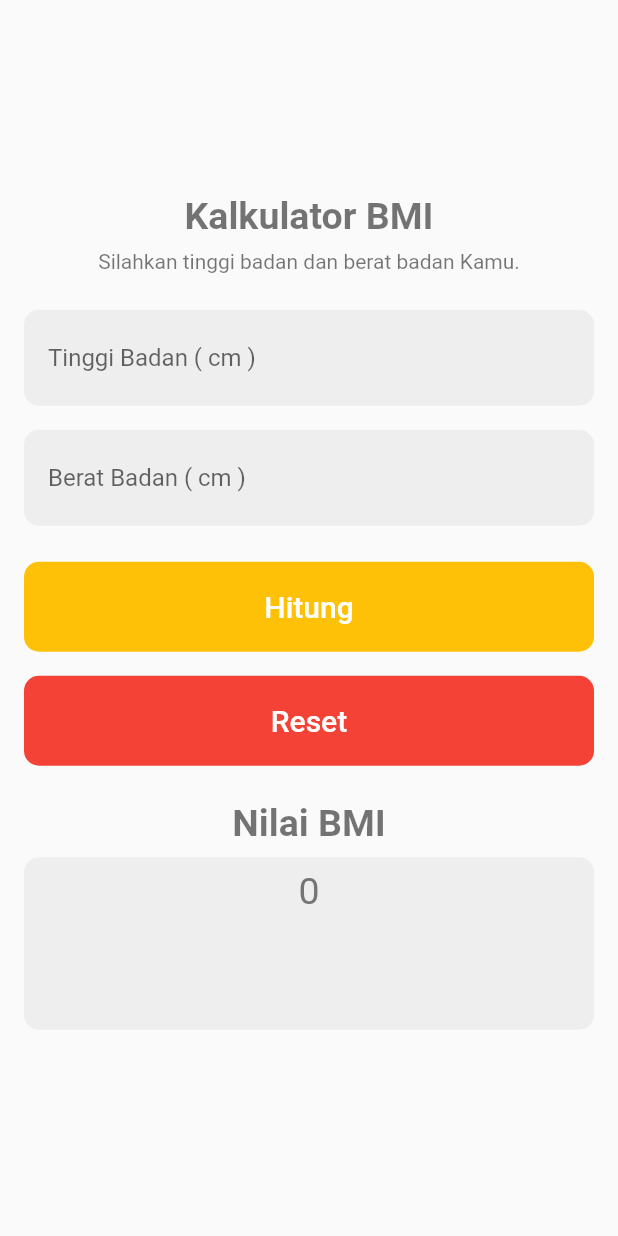
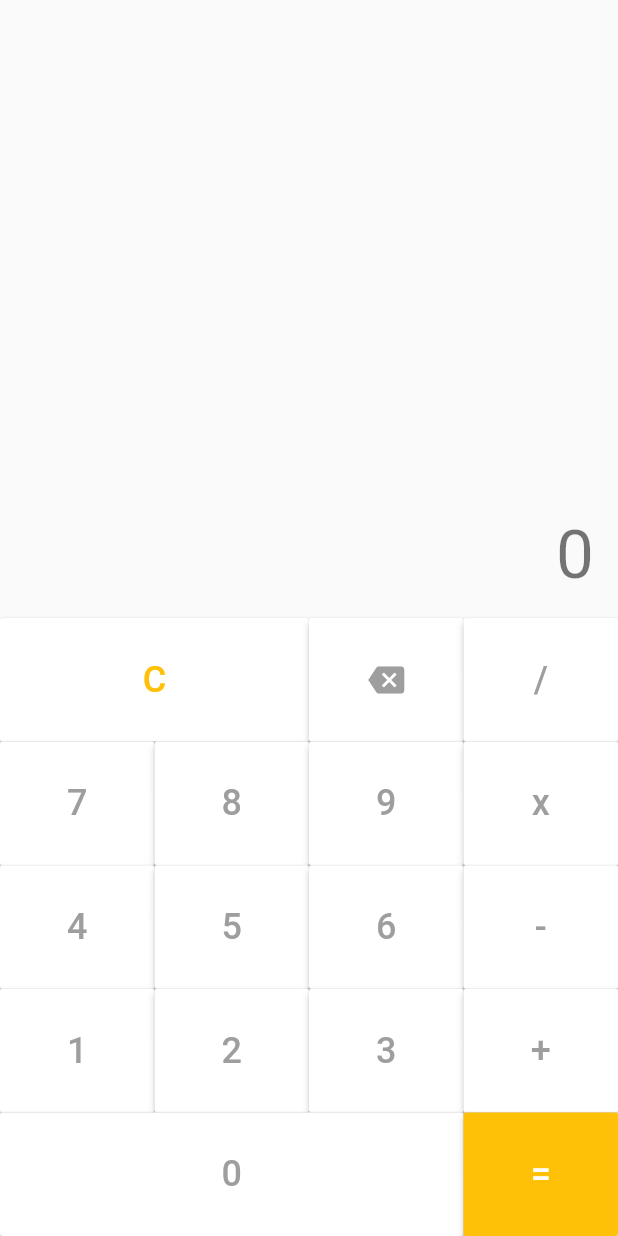
Before and after one commit to dodyrifkisuraya/Task1-Udacoding, a Flutter app: the screen it shows after launch, on a phone screen of 412 x 824 dp. Run offline on Flutter 3.47's test engine with Material 2 defaults, Android fonts, the phone set to English and light mode, and no system bars; drawn by our look-alikes of auto_size_text; our stand-ins replace flushbar.

Commit message:
task2.2 - Calculator

```diff
--- a/lib/main.dart
+++ b/lib/main.dart
@@ -2,7 +2,7 @@ import 'package:flutter/material.dart';
 // import 'package:flutter/services.dart';
 // import 'package:task_one/task1/LoginPage.dart';
 // import 'package:task_one/task1/RegisterPage.dart';
-import 'package:task_one/task2.1/HomeBmiPage.dart';
+import 'package:task_one/task2.2/Calculator.dart';
 
 void main() {
   // SystemChrome.setSystemUIOverlayStyle(SystemUiOverlayStyle(
@@ -16,7 +16,7 @@ class MyApp extends StatelessWidget {
   @override
   Widget build(BuildContext context) {
     return MaterialApp(
-      title: 'Task2.1',
+      title: 'Task2.2',
       theme: ThemeData(
         // This is the theme of your application.
         //
@@ -32,7 +32,8 @@ class MyApp extends StatelessWidget {
         // the app on. For desktop platforms, the controls will be smaller and
         // closer together (more dense) than on mobile platforms.
       ),
-      home: HomeBmiPage(),
+      debugShowCheckedModeBanner: false,
+      home: Calculator(),
     );
   }
 }
--- /dev/null
+++ b/lib/task2.2/Calculator.dart
@@ -0,0 +1,531 @@
+import 'package:auto_size_text/auto_size_text.dart';
+import 'package:flutter/material.dart';
+import 'package:flutter/rendering.dart';
+
+class Calculator extends StatefulWidget {
+  @override
+  _Calculator createState() => _Calculator();
+}
+
+double kuadrat(double x) {
+  return x * x;
+}
+
+String formatDecimal(double n) {
+  return n.toStringAsFixed(n.truncateToDouble() == n ? 0 : 2);
+}
+
+String hasil = "0";
+String addCharacter(String awal, String x) {
+  if (awal == "0") {
+    return x;
+  } else {
+    return hasil + x;
+  }
+}
+
+class _Calculator extends State<Calculator> {
+  final double _padding = 16.0;
+  final double _buttonFontSize = 24.0;
+
+  String operator = "";
+
+  void deletLast() => setState(() {
+        if (hasil.length > 0) {
+          String lastCharacter = hasil.substring(hasil.length - 1);
+          if (lastCharacter == "/" ||
+              lastCharacter == "x" ||
+              lastCharacter == "-" ||
+              lastCharacter == "+") {
+            operator = "";
+          }
+          if (hasil != "0") {
+            if (hasil.length > 1) {
+              hasil = hasil.substring(0, hasil.length - 1);
+            }else{
+              hasil = "0";
+            }
+          }
+        }
+      });
+
+  void hitung(String btnInput) => setState(() {
+        bool harusHitung = false;
+        if (btnInput == "=") {
+          print("=");
+          harusHitung = true;
+        } else if (btnInput == "/" ||
+            btnInput == "x" ||
+            btnInput == "-" ||
+            btnInput == "+") {
+          if (operator.isEmpty) {
+            print("Operator Sebelumnya Kosong");
+            operator = btnInput;
+          } else {
+            print("Lempar Hitung, Karena Operator sebelumnya ada isinya.");
+            harusHitung = true;
+          }
+        }
+
+        if (!harusHitung) {
+          print("Nulis doang : " + btnInput);
+          if (hasil == "0") {
+            hasil = "";
+          }
+          hasil = addCharacter(hasil, btnInput);
+          // operator = "";
+        } else {
+          print("Mulai ngitung nih ============");
+          List<String> values = hasil.split(operator);
+          print(values[0] + ' ,' + values[1]);
+          if (values.length == 2 &&
+              values[0].isNotEmpty &&
+              values[1].isNotEmpty) {
+            int valueA = int.parse(values[0]);
+            int valueB = int.parse(values[1]);
+            operasi = hasil;
+            sam = "=";
+            switch (operator) {
+              case "/":
+                hasil = (valueA / valueB).toString();
+                break;
+              case "x":
+                hasil = (valueA * valueB).toString();
+                break;
+              case "-":
+                hasil = (valueA - valueB).toString();
+                break;
+              case "+":
+                hasil = (valueA + valueB).toString();
+            }
+            if (btnInput == "/" ||
+                btnInput == "x" ||
+                btnInput == "-" ||
+                btnInput == "+") {
+              operator = btnInput;
+              hasil = addCharacter(hasil, btnInput);
+            } else {
+              operator = "";
+            }
+          }
+        }
+      });
+
+  final Color _primarySwatchColor = Colors.amber;
+  final Color _titleAppBarColor = Colors.white;
+  final Color _buttonColorWhite = Colors.white;
+  final Color _buttonHighlightColor = Colors.grey[800];
+  final Color _buttonColorGrey = Colors.grey[500];
+
+  String operasi = "", sam = "";
+
+  @override
+  Widget build(BuildContext context) {
+    return Scaffold(
+        appBar: null,
+        body: Column(
+          children: <Widget>[
+            Expanded(
+              key: Key("expanded_bagian_atas"),
+              flex: 1,
+              child: Container(
+                key: Key("expanded_container_bagian_atas"),
+                width: double.infinity,
+                height: double.infinity,
+                padding: EdgeInsets.all(_padding),
+                child: Stack(
+                  alignment: Alignment.bottomRight,
+                  children: <Widget>[
+                    AutoSizeText(
+                      hasil,
+                      style: Theme.of(context).textTheme.headline3,
+                      maxLines: 1,
+                    ),
+                    Positioned(
+                        bottom: 58,
+                        right: 0,
+                        child: AutoSizeText(
+                          operasi,
+                          style: TextStyle(fontSize: 30, color: Colors.grey),
+                          maxLines: 1,
+                        )),
+                    Positioned(
+                      bottom: 0,
+                      left: 0,
+                      child: AutoSizeText(
+                        sam,
+                        style: Theme.of(context).textTheme.headline3,
+                        maxLines: 1,
+                      ),
+                    )
+                  ],
+                ),
+              ),
+            ),
+            Expanded(
+              key: Key("expanded_bagian_bawah"),
+              flex: 1,
+              child: Column(
+                key: Key("expanded_column_bagian_bawah"),
+                children: <Widget>[
+                  Expanded(
+                    key: Key("expanded_bagian_bawah"),
+                    flex: 1,
+                    child: Column(
+                      key: Key("expanded_column_bagian_bawah"),
+                      children: <Widget>[
+                        Expanded(
+                          flex: 1,
+                          child: Row(
+                            crossAxisAlignment: CrossAxisAlignment.stretch,
+                            children: <Widget>[
+                              Expanded(
+                                flex: 2,
+                                child: RaisedButton(
+                                  color: _buttonColorWhite,
+                                  highlightColor: _buttonHighlightColor,
+                                  child: Text(
+                                    "C",
+                                    style: TextStyle(
+                                        color: _primarySwatchColor,
+                                        fontSize: _buttonFontSize),
+                                  ),
+                                  onPressed: () {
+                                    setState(() {
+                                      operasi = "";
+                                      hasil = "0";
+                                      sam = "";
+                                      operator = "";
+                                    });
+                                  },
+                                ),
+                              ),
+                              Expanded(
+                                flex: 1,
+                                child: RaisedButton(
+                                  color: _buttonColorWhite,
+                                  highlightColor: _buttonHighlightColor,
+                                  child: Icon(
+                                    Icons.backspace,
+                                    color: _buttonColorGrey,
+                                  ),
+                                  onPressed: () {
+                                    deletLast();
+                                  },
+                                ),
+                              ),
+                              Expanded(
+                                flex: 1,
+                                child: RaisedButton(
+                                  color: _buttonColorWhite,
+                                  highlightColor: _buttonHighlightColor,
+                                  child: Text(
+                                    "/",
+                                    style: TextStyle(
+                                      color: _buttonColorGrey,
+                                      fontSize: _buttonFontSize,
+                                    ),
+                                  ),
+                                  onPressed: () {
+                                    // TODO: do something in here
+                                    hitung("/");
+                                  },
+                                ),
+                              )
+                            ],
+                          ),
+                        ),
+                        Expanded(
+                          flex: 1,
+                          child: Row(
+                            crossAxisAlignment: CrossAxisAlignment.stretch,
+                            children: <Widget>[
+                              Expanded(
+                                flex: 1,
+                                child: RaisedButton(
+                                  color: _buttonColorWhite,
+                                  highlightColor: _buttonHighlightColor,
+                                  child: Text(
+                                    "7",
+                                    style: TextStyle(
+                                      color: _buttonColorGrey,
+                                      fontSize: _buttonFontSize,
+                                    ),
+                                  ),
+                                  onPressed: () {
+                                    // TODO: do something in here
+                                    hitung("7");
+                                  },
+                                ),
+                              ),
+                              Expanded(
+                                flex: 1,
+                                child: RaisedButton(
+                                  color: _buttonColorWhite,
+                                  highlightColor: _buttonHighlightColor,
+                                  child: Text(
+                                    "8",
+                                    style: TextStyle(
+                                      color: _buttonColorGrey,
+                                      fontSize: _buttonFontSize,
+                                    ),
+                                  ),
+                                  onPressed: () {
+                                    // TODO: do something in here
+                                    hitung("8");
+                                  },
+                                ),
+                              ),
+                              Expanded(
+                                flex: 1,
+                                child: RaisedButton(
+                                  color: _buttonColorWhite,
+                                  highlightColor: _buttonHighlightColor,
+                                  child: Text(
+                                    "9",
+                                    style: TextStyle(
+                                      color: _buttonColorGrey,
+                                      fontSize: _buttonFontSize,
+                                    ),
+                                  ),
+                                  onPressed: () {
+                                    // TODO: do something in here
+                                    hitung("9");
+                                  },
+                                ),
+                              ),
+                              Expanded(
+                                flex: 1,
+                                child: RaisedButton(
+                                  color: _buttonColorWhite,
+                                  highlightColor: _buttonHighlightColor,
+                                  child: Text(
+                                    "x",
+                                    style: TextStyle(
+                                      color: _buttonColorGrey,
+                                      fontSize: _buttonFontSize,
+                                    ),
+                                  ),
+                                  onPressed: () {
+                                    // TODO: do something in here
+                                    hitung("x");
+                                  },
+                                ),
+                              ),
+                            ],
+                          ),
+                        ),
+                        Expanded(
+                          flex: 1,
+                          child: Row(
+                            crossAxisAlignment: CrossAxisAlignment.stretch,
+                            children: <Widget>[
+                              Expanded(
+                                flex: 1,
+                                child: RaisedButton(
+                                  color: _buttonColorWhite,
+                                  highlightColor: _buttonHighlightColor,
+                                  child: Text(
+                                    "4",
+                                    style: TextStyle(
+                                      color: _buttonColorGrey,
+                                      fontSize: _buttonFontSize,
+                                    ),
+                                  ),
+                                  onPressed: () {
+                                    // TODO: do something in here
+                                    hitung("4");
+                                  },
+                                ),
+                              ),
+                              Expanded(
+                                flex: 1,
+                                child: RaisedButton(
+                                  color: _buttonColorWhite,
+                                  highlightColor: _buttonHighlightColor,
+                                  child: Text(
+                                    "5",
+                                    style: TextStyle(
+                                      color: _buttonColorGrey,
+                                      fontSize: _buttonFontSize,
+                                    ),
+                                  ),
+                                  onPressed: () {
+                                    // TODO: do something in here
+                                    hitung("5");
+                                  },
+                                ),
+                              ),
+                              Expanded(
+                                flex: 1,
+                                child: RaisedButton(
+                                  color: _buttonColorWhite,
+                                  highlightColor: _buttonHighlightColor,
+                                  child: Text(
+                                    "6",
+                                    style: TextStyle(
+                                      color: _buttonColorGrey,
+                                      fontSize: _buttonFontSize,
+                                    ),
+                                  ),
+                                  onPressed: () {
+                                    // TODO: do something in here
+                                    hitung("6");
+                                  },
+                                ),
+                              ),
+                              Expanded(
+                                flex: 1,
+                                child: RaisedButton(
+                                  color: _buttonColorWhite,
+                                  highlightColor: _buttonHighlightColor,
+                                  child: Text(
+                                    "-",
+                                    style: TextStyle(
+                                      color: _buttonColorGrey,
+                                      fontSize: _buttonFontSize,
+                                    ),
+                                  ),
+                                  onPressed: () {
+                                    // TODO: do something in here
+                                    hitung("-");
+                                  },
+                                ),
+                              ),
+                            ],
+                          ),
+                        ),
+                        Expanded(
+                          flex: 1,
+                          child: Row(
+                            crossAxisAlignment: CrossAxisAlignment.stretch,
+                            children: <Widget>[
+                              Expanded(
+                                flex: 1,
+                                child: RaisedButton(
+                                  color: _buttonColorWhite,
+                                  highlightColor: _buttonHighlightColor,
+                                  child: Text(
+                                    "1",
+                                    style: TextStyle(
+                                      color: _buttonColorGrey,
+                                      fontSize: _buttonFontSize,
+                                    ),
+                                  ),
+                                  onPressed: () {
+                                    // TODO: do something in here
+                                    hitung("1");
+                                  },
+                                ),
+                              ),
+                              Expanded(
+                                flex: 1,
+                                child: RaisedButton(
+                                  color: _buttonColorWhite,
+                                  highlightColor: _buttonHighlightColor,
+                                  child: Text(
+                                    "2",
+                                    style: TextStyle(
+                                      color: _buttonColorGrey,
+                                      fontSize: _buttonFontSize,
+                                    ),
+                                  ),
+                                  onPressed: () {
+                                    // TODO: do something in here
+                                    hitung("2");
+                                  },
+                                ),
+                              ),
+                              Expanded(
+                                flex: 1,
+                                child: RaisedButton(
+                                  color: _buttonColorWhite,
+                                  highlightColor: _buttonHighlightColor,
+                                  child: Text(
+                                    "3",
+                                    style: TextStyle(
+                                      color: _buttonColorGrey,
+                                      fontSize: _buttonFontSize,
+                                    ),
+                                  ),
+                                  onPressed: () {
+                                    // TODO: do something in here
+                                    hitung("3");
+                                  },
+                                ),
+                              ),
+                              Expanded(
+                                flex: 1,
+                                child: RaisedButton(
+                                  color: _buttonColorWhite,
+                                  highlightColor: _buttonHighlightColor,
+                                  child: Text(
+                                    "+",
+                                    style: TextStyle(
+                                      color: _buttonColorGrey,
+                                      fontSize: _buttonFontSize,
+                                    ),
+                                  ),
+                                  onPressed: () {
+                                    // TODO: do something in here
+                                    hitung("+");
+                                  },
+                                ),
+                              ),
+                            ],
+                          ),
+                        ),
+                        Expanded(
+                          flex: 1,
+                          child: Row(
+                            crossAxisAlignment: CrossAxisAlignment.stretch,
+                            children: <Widget>[
+                              Expanded(
+                                flex: 3,
+                                child: RaisedButton(
+                                  color: _buttonColorWhite,
+                                  highlightColor: _buttonHighlightColor,
+                                  child: Text(
+                                    "0",
+                                    style: TextStyle(
+                                      color: _buttonColorGrey,
+                                      fontSize: _buttonFontSize,
+                                    ),
+                                  ),
+                                  onPressed: () {
+                                    // TODO: do something in here
+                                    hitung("0");
+                                  },
+                                ),
+                              ),
+                              Expanded(
+                                flex: 1,
+                                child: RaisedButton(
+                                  color: _primarySwatchColor,
+                                  highlightColor: _buttonHighlightColor,
+                                  child: Text(
+                                    "=",
+                                    style: TextStyle(
+                                      color: Colors.white,
+                                      fontSize: _buttonFontSize,
+                                    ),
+                                  ),
+                                  onPressed: () {
+                                    // TODO: do something in here
+                                    hitung("=");
+                                  },
+                                ),
+                              ),
+                            ],
+                          ),
+                        ),
+                      ],
+                    ),
+                  )
+                ],
+              ),
+            )
+          ],
+        ));
+  }
+}
--- a/pubspec.yaml
+++ b/pubspec.yaml
@@ -26,6 +26,7 @@ dependencies:
   fluttertoast: ^7.0.2
   giffy_dialog: ^1.8.0
   flushbar: ^1.10.4
+  auto_size_text: ^0.3.0
 
   # The following adds the Cupertino Icons font to your application.
   # Use with the CupertinoIcons class for iOS style icons.
```
Also changed, not shown: pubspec.lock, 1 other file.
